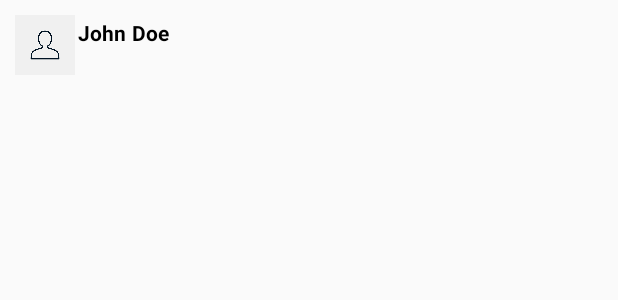
After one commit to gtfrexo/genius-demo-gavin-rose, an Android app: the layout user_data.xml on its own in the app's theme, with its tools: preview values and no code run, on a phone screen of 412 x 824 dp. The commit adds this screen. Shown: the top 300 px of the screen. Run offline under Robolectric (Android 15) with nearby library versions, the phone set to English and light mode, and no system bars; network calls fail.

Commit message:
Worked more on demo project. Getting everything fully set up. RecyclerViews have been implemented, and we can now get data while storing it into three different ArrayLists: first name, last name, and avatar. Worked around half an hour today, however I will be able to work more tomorrow and finish implementing recycler view. Then I just need to stream images via urls for data.

```diff
--- a/app/build.gradle
+++ b/app/build.gradle
@@ -30,4 +30,5 @@ dependencies {
     testImplementation 'junit:junit:4.12'
     androidTestImplementation 'com.android.support.test:runner:1.0.2'
     androidTestImplementation 'com.android.support.test.espresso:espresso-core:3.0.2'
+    implementation 'com.android.support:recyclerview-v7:26.1.0'
 }
--- /dev/null
+++ b/app/src/main/res/layout/user_data.xml
@@ -0,0 +1,35 @@
+<?xml version="1.0" encoding="utf-8"?>
+<LinearLayout xmlns:android="http://schemas.android.com/apk/res/android"
+    xmlns:app="http://schemas.android.com/apk/res-auto"
+    xmlns:tools="http://schemas.android.com/tools"
+    android:layout_width="wrap_content"
+    android:layout_height="wrap_content"
+    android:layout_margin="10dp"
+    tools:context="com.gtfrexo.geniusdemo_gavinrose.MainActivity">
+
+    <ImageView
+        android:layout_width="40dp"
+        android:layout_height="40dp"
+        android:padding="2dp"
+        android:background="@drawable/userdef"
+        android:id="@+id/avatarIV"/>
+
+    <TextView
+        android:layout_width="wrap_content"
+        android:layout_height="wrap_content"
+        android:text="John"
+        android:textColor="#000000"
+        android:textStyle="bold"
+        android:padding="2dp"
+        android:id="@+id/firstNameTV"/>
+
+    <TextView
+        android:layout_width="wrap_content"
+        android:layout_height="wrap_content"
+        android:text="Doe"
+        android:textColor="#000000"
+        android:textStyle="bold"
+        android:padding="2dp"
+        android:id="@+id/lastNameTV"/>
+
+</LinearLayout>
```
Also changed, not shown: app/src/main/java/com/gtfrexo/geniusdemo_gavinrose/DataAdapter.kt (added, +38 -0 lines), app/src/main/java/com/gtfrexo/geniusdemo_gavinrose/MainActivity.kt (+56 -6 lines), app/src/main/res/layout/activity_main.xml (+6 -10 lines), app/src/main/res/drawable/userdef.png (added).
